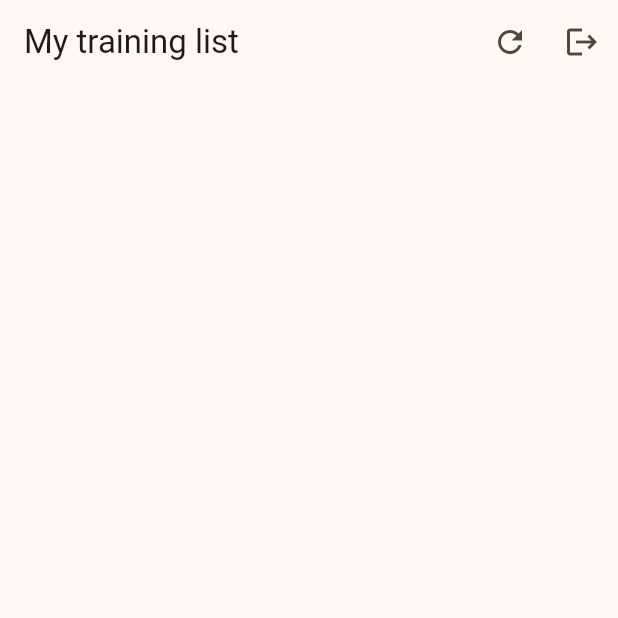
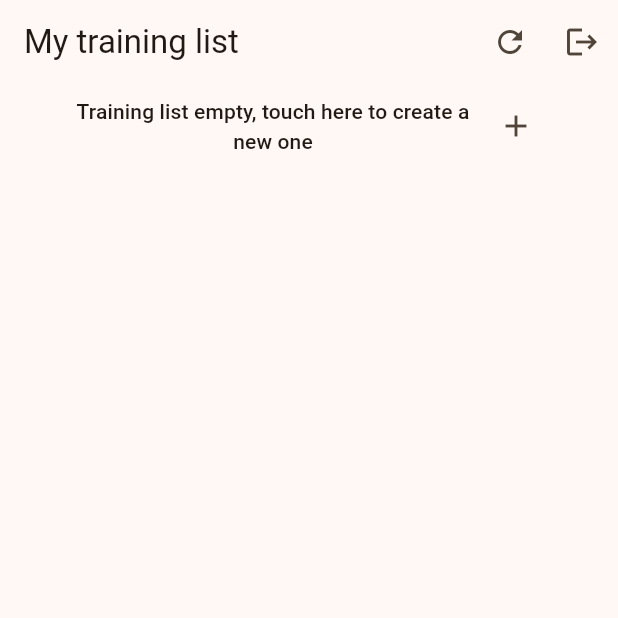
Before and after one commit to arcbueno/gym-training, a Flutter app: the HomePage screen opened directly, after a tap on the "refresh" icon, on a phone screen of 412 x 824 dp, the top half of it. Run offline on Flutter 3.47's test engine with Material 3 defaults, Android fonts, the phone set to English and light mode, and no system bars; our stand-ins replace cloud_firestore, firebase_auth, firebase_core, flutter_dotenv, get, get_storage; accounts and stored records are empty.

Commit message:
home page with states and first request

```diff
--- a/gym_training/lib/pages/home/home_controller.dart
+++ b/gym_training/lib/pages/home/home_controller.dart
@@ -1,9 +1,14 @@
+import 'package:get/get.dart';
+import 'package:gym_training/models/training_day.dart';
+import 'package:gym_training/pages/home/state.dart';
 import 'package:gym_training/repositories/session_repository.dart';
 import 'package:gym_training/repositories/training_repository.dart';
 
 class HomeController {
   late final SessionRepository sessionRepository;
   late final TrainingRepository trainingRepository;
+
+  Rx<HomeState> state = Rx<HomeState>(HomeInit());
 
   HomeController({
     required this.sessionRepository,
@@ -15,6 +20,12 @@ class HomeController {
   }
 
   Future<void> getAll() async {
-    trainingRepository.getAll();
+    try {
+      state.value = HomeLoading();
+      var trainingList = await trainingRepository.getAll();
+      state.value = HomeSuccess(trainingList: trainingList);
+    } catch (e) {
+      state.value = HomeError(errorMessage: e.toString());
+    }
   }
 }
--- a/gym_training/lib/pages/home/home_page.dart
+++ b/gym_training/lib/pages/home/home_page.dart
@@ -1,8 +1,9 @@
 import 'package:flutter/material.dart';
 import 'package:get/get.dart';
 import 'package:gym_training/pages/home/home_controller.dart';
+import 'package:gym_training/pages/home/state.dart';
 import 'package:gym_training/pages/login/login_page.dart';
-import 'package:gym_training/utils/extensions.dart';
+import 'package:gym_training/widgets/home_training_list.dart';
 
 class HomePage extends StatefulWidget {
   const HomePage({super.key});
@@ -17,6 +18,7 @@ class _HomePageState extends State<HomePage> {
   @override
   void initState() {
     _controller = Get.find<HomeController>();
+    _controller.getAll();
     super.initState();
   }
 
@@ -48,12 +50,32 @@ class _HomePageState extends State<HomePage> {
       ),
       body: Padding(
         padding: const EdgeInsets.symmetric(horizontal: 32),
-        child: Column(
-          children: [
-            32.h,
-          ],
+        child: Obx(
+          () => Stack(
+            children: [
+              Column(
+                children: [
+                  if (_controller.state.value is HomeSuccess)
+                    HomeTrainingList(
+                      trainingList:
+                          (_controller.state.value as HomeSuccess).trainingList,
+                      onNewTraining: _onNewTraining,
+                    ),
+                  if (_controller.state.value is HomeError)
+                    Text((_controller.state.value as HomeError).errorMessage),
+                ],
+              ),
+              if (_controller.state.value is HomeLoading ||
+                  _controller.state.value is HomeInit)
+                const Center(
+                  child: CircularProgressIndicator(),
+                ),
+            ],
+          ),
         ),
       ),
     );
   }
+
+  _onNewTraining() {}
 }
--- /dev/null
+++ b/gym_training/lib/pages/home/state.dart
@@ -0,0 +1,19 @@
+import 'package:gym_training/models/training_day.dart';
+
+abstract class HomeState {}
+
+class HomeInit extends HomeState {
+  final List<TrainingDay> trainingList = [];
+}
+
+class HomeSuccess extends HomeState {
+  List<TrainingDay> trainingList;
+  HomeSuccess({required this.trainingList});
+}
+
+class HomeLoading extends HomeState {}
+
+class HomeError extends HomeState {
+  String errorMessage;
+  HomeError({required this.errorMessage});
+}
--- /dev/null
+++ b/gym_training/lib/widgets/home_empty_list.dart
@@ -0,0 +1,19 @@
+import 'package:flutter/material.dart';
+
+class HomeEmptyList extends StatelessWidget {
+  final void Function() onNewTraining;
+  const HomeEmptyList({super.key, required this.onNewTraining});
+
+  @override
+  Widget build(BuildContext context) {
+    return ListTile(
+      trailing: const Icon(Icons.add),
+      onTap: onNewTraining,
+      title: Text(
+        'Training list empty, touch here to create a new one',
+        style: Theme.of(context).textTheme.labelLarge,
+        textAlign: TextAlign.center,
+      ),
+    );
+  }
+}
--- /dev/null
+++ b/gym_training/lib/widgets/home_training_list.dart
@@ -0,0 +1,24 @@
+import 'package:flutter/material.dart';
+import 'package:gym_training/models/training_day.dart';
+import 'package:gym_training/widgets/home_empty_list.dart';
+import 'package:gym_training/widgets/training_list_item.dart';
+
+class HomeTrainingList extends StatelessWidget {
+  final List<TrainingDay> trainingList;
+  final void Function() onNewTraining;
+  const HomeTrainingList(
+      {super.key, required this.trainingList, required this.onNewTraining});
+
+  @override
+  Widget build(BuildContext context) {
+    if (trainingList.isEmpty) {
+      return HomeEmptyList(onNewTraining: onNewTraining);
+    }
+    return ListView.builder(
+      itemCount: trainingList.length,
+      itemBuilder: (context, index) {
+        return TrainingListItem(trainingDay: trainingList[index]);
+      },
+    );
+  }
+}
--- /dev/null
+++ b/gym_training/lib/widgets/training_list_item.dart
@@ -0,0 +1,15 @@
+import 'package:flutter/material.dart';
+import 'package:gym_training/models/training_day.dart';
+
+class TrainingListItem extends StatelessWidget {
+  final TrainingDay trainingDay;
+
+  const TrainingListItem({super.key, required this.trainingDay});
+
+  @override
+  Widget build(BuildContext context) {
+    return ListTile(
+      title: Text(trainingDay.title),
+    );
+  }
+}
```
Also changed, not shown: gym_training/pubspec.lock, 3 other files.
